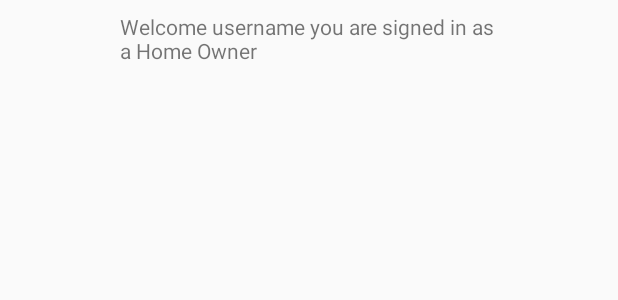
After one commit to jcool030/hello_my_name_is_inigo_montoya, an Android app: the layout activity_home_owner_welcome.xml on its own in the app's theme, with its tools: preview values and no code run, on a phone screen of 412 x 824 dp. The commit adds this screen. Shown: the top 300 px of the screen. Run offline under Robolectric (Android 15) with nearby library versions, the phone set to English and light mode, and no system bars.

Commit message:
Added HomeOwner welcome screen and fixed user type buttons in sign up screen

```diff
--- a/app/build.gradle
+++ b/app/build.gradle
@@ -30,4 +30,4 @@ dependencies {
     androidTestImplementation 'com.android.support.test.espresso:espresso-core:3.0.2'
 }
 
-apply plugin: 'com.google.gms.google-services'
+//apply plugin: 'com.google.gms.google-services'
--- a/app/src/main/AndroidManifest.xml
+++ b/app/src/main/AndroidManifest.xml
@@ -1,7 +1,7 @@
 <?xml version="1.0" encoding="utf-8"?>
 <manifest xmlns:android="http://schemas.android.com/apk/res/android"
     xmlns:tools="http://schemas.android.com/tools"
-    package="com.seg2105app.deliverable1.activities">
+    package="com.seg2105app.delieverable1.activities">
 
     <application
         android:allowBackup="true"
@@ -19,6 +19,7 @@
             </intent-filter>
         </activity>
         <activity android:name="com.seg2105app.delieverable1.activities.SignUpScreenActivity"/>
+        <activity android:name="com.seg2105app.delieverable1.activities.HomeOwnerWelcome"></activity>
     </application>
 
 </manifest>
--- a/app/src/main/java/com/seg2105app/delieverable1/activities/OpeningScreenActivity.java
+++ b/app/src/main/java/com/seg2105app/delieverable1/activities/OpeningScreenActivity.java
@@ -7,7 +7,7 @@ import android.view.View;
 import android.widget.EditText;
 import android.widget.Toast;
 
-import com.seg2105app.deliverable1.activities.R;
+//import com.seg2105app.delieverable1.activities.R;
 
 public class OpeningScreenActivity extends AppCompatActivity{
     EditText username;
--- /dev/null
+++ b/app/src/main/res/layout/activity_home_owner_welcome.xml
@@ -0,0 +1,32 @@
+<?xml version="1.0" encoding="utf-8"?>
+<android.support.constraint.ConstraintLayout
+    xmlns:android="http://schemas.android.com/apk/res/android"
+    xmlns:app="http://schemas.android.com/apk/res-auto"
+    xmlns:tools="http://schemas.android.com/tools"
+    android:layout_width="match_parent"
+    android:layout_height="match_parent"
+    tools:context=".HomeOwnerWelcome">
+
+    <LinearLayout
+        android:id="@+id/linearLayout"
+        android:layout_width="252dp"
+        android:layout_height="49dp"
+        android:layout_marginEnd="8dp"
+        android:layout_marginLeft="8dp"
+        android:layout_marginRight="8dp"
+        android:layout_marginStart="8dp"
+        android:layout_marginTop="8dp"
+        android:orientation="vertical"
+        app:layout_constraintEnd_toEndOf="parent"
+        app:layout_constraintStart_toStartOf="parent"
+        app:layout_constraintTop_toTopOf="parent">
+
+        <TextView
+            android:id="@+id/textView"
+            android:layout_width="wrap_content"
+            android:layout_height="0dp"
+            android:layout_weight="1"
+            android:text="Welcome username you are signed in as a Home Owner" />
+
+    </LinearLayout>
+</android.support.constraint.ConstraintLayout>
```
Also changed, not shown: app/src/main/java/com/seg2105app/delieverable1/activities/HomeOwnerWelcome.java (added, +16 -0 lines), app/src/main/java/com/seg2105app/delieverable1/activities/SignUpScreenActivity.java (+47 -31 lines).
